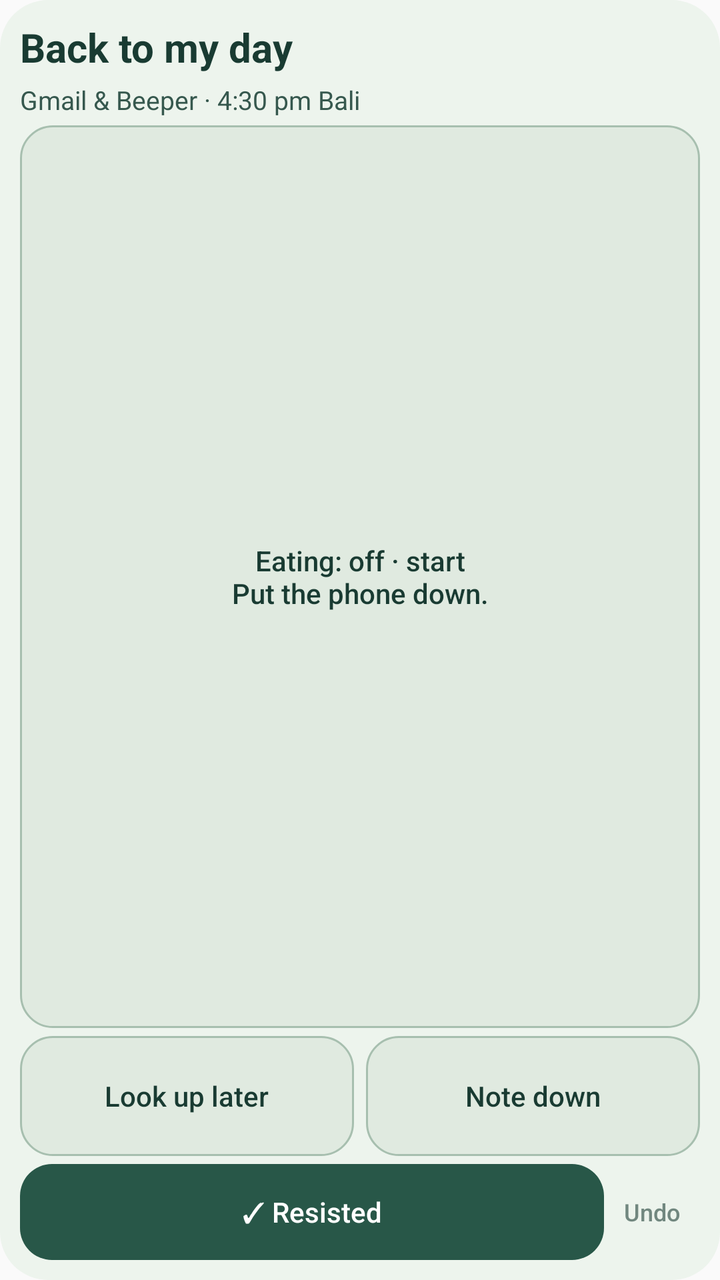
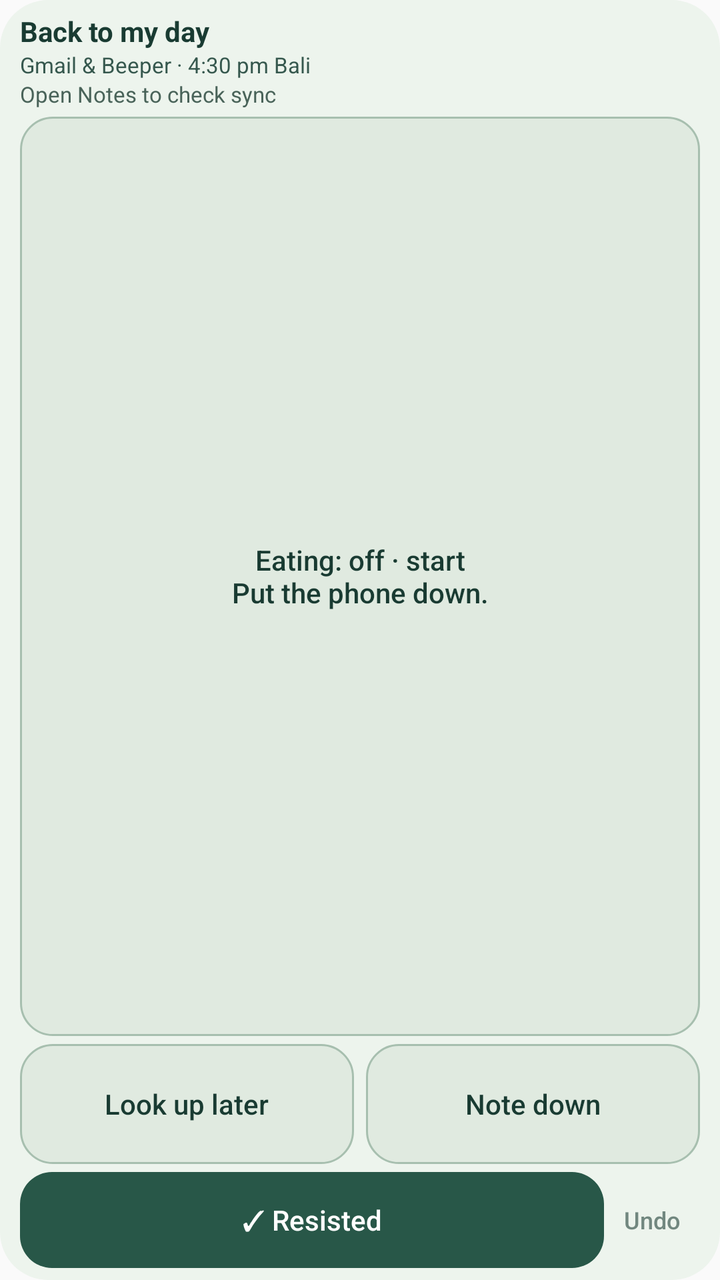

An Android layout rendered at two revisions. The XML below is the earlier revision; the diff shows what the commit changed to produce the second picture.
<!-- AndroidManifest.xml: application theme AppTheme -->
<!-- res/layout/urge_widget.xml -->
<?xml version="1.0" encoding="utf-8"?>
<LinearLayout xmlns:android="http://schemas.android.com/apk/res/android"
    android:layout_width="match_parent"
    android:layout_height="match_parent"
    android:orientation="vertical"
    android:padding="10dp"
    android:background="@drawable/urge_widget_background">

    <TextView
        android:layout_width="match_parent"
        android:layout_height="wrap_content"
        android:text="@string/urge_widget_name"
        android:textSize="20sp"
        android:textStyle="bold"
        android:textColor="#193B32"
        android:fontFamily="sans-serif" />

    <TextView
        android:layout_width="match_parent"
        android:layout_height="wrap_content"
        android:layout_marginTop="4dp"
        android:text="@string/urge_widget_inbox"
        android:textSize="13sp"
        android:textColor="#36584E" />

    
    <Button
        android:id="@+id/urge_eating"
        android:stateListAnimator="@null"
        android:layout_width="match_parent"
        android:layout_height="0dp"
        android:layout_weight="1"
        android:gravity="center"
        android:minHeight="48dp"
        android:paddingHorizontal="4dp"
        android:paddingVertical="4dp"
        android:background="@drawable/urge_widget_eating_off"
        android:textAllCaps="false"
        android:layout_marginTop="4dp"
        android:layout_marginBottom="4dp"
        android:text="@string/urge_widget_eating_off"
        android:textSize="14sp"
        android:textColor="#193B32" />

    <LinearLayout
        android:layout_width="match_parent"
        android:layout_height="wrap_content"
        android:orientation="horizontal"
        android:baselineAligned="false">
    <Button
        android:id="@+id/urge_lookup"
        android:stateListAnimator="@null"
        android:layout_width="0dp"
        android:layout_weight="1"
        android:layout_height="60dp"
        android:minHeight="48dp"
        android:paddingHorizontal="6dp"
        android:paddingVertical="4dp"
        android:background="@drawable/urge_widget_eating_off"
        android:text="@string/urge_widget_lookup"
        android:textAllCaps="false"
        android:textSize="14sp"
        android:textColor="#193B32" />
    <Button
        android:id="@+id/urge_jot"
        android:stateListAnimator="@null"
        android:layout_width="0dp"
        android:layout_weight="1"
        android:layout_height="60dp"
        android:layout_marginStart="6dp"
        android:minHeight="48dp"
        android:paddingHorizontal="6dp"
        android:paddingVertical="4dp"
        android:background="@drawable/urge_widget_eating_off"
        android:text="@string/urge_widget_jot"
        android:textAllCaps="false"
        android:textSize="14sp"
        android:textColor="#193B32" />
    </LinearLayout>

    <LinearLayout
        android:layout_width="match_parent"
        android:layout_height="wrap_content"
        android:layout_marginTop="4dp"
        android:orientation="horizontal"
        android:gravity="center_vertical">
        <Button
            android:id="@+id/urge_resist"
            android:stateListAnimator="@null"
            android:layout_width="0dp"
            android:layout_height="48dp"
            android:layout_weight="1"
            android:minHeight="48dp"
            android:paddingHorizontal="6dp"
            android:paddingVertical="4dp"
            android:background="@drawable/urge_widget_button"
            android:text="@string/urge_widget_resist"
            android:contentDescription="@string/urge_widget_resist_description"
            android:singleLine="true"
            android:ellipsize="end"
            android:textAllCaps="false"
            android:textSize="14sp"
            android:textColor="#FFFFFF" />
        <Button
            android:id="@+id/urge_undo"
            android:stateListAnimator="@null"
            android:layout_width="wrap_content"
            android:layout_height="wrap_content"
            android:minWidth="48dp"
            android:minHeight="48dp"
            android:paddingHorizontal="8dp"
            android:background="@android:color/transparent"
            android:enabled="false"
            android:text="@string/urge_widget_undo"
            android:textAllCaps="false"
            android:textSize="12sp"
            android:textColor="@color/urge_widget_undo" />
    </LinearLayout>
</LinearLayout>
<!-- resources referenced by this layout -->
<resources>
  <!-- drawable urge_widget_background (drawable) -->
  <?xml version="1.0" encoding="utf-8"?>
  <shape xmlns:android="http://schemas.android.com/apk/res/android">
      <solid android:color="#EDF4ED" />
      <corners android:radius="24dp" />
  </shape>
  <!-- drawable urge_widget_button (drawable) -->
  <?xml version="1.0" encoding="utf-8"?>
  <ripple xmlns:android="http://schemas.android.com/apk/res/android"
      android:color="#4DFFFFFF">
      <item>
          <shape>
              <solid android:color="#285748" />
              <corners android:radius="16dp" />
          </shape>
      </item>
  </ripple>
  <!-- drawable urge_widget_eating_off (drawable) -->
  <?xml version="1.0" encoding="utf-8"?>
  <ripple xmlns:android="http://schemas.android.com/apk/res/android" android:color="#334D8068">
      <item>
          <shape>
              <solid android:color="#E0EAE0" />
              <stroke android:width="1dp" android:color="#A7BFAF" />
              <corners android:radius="16dp" />
          </shape>
      </item>
  </ripple>
  <string name="urge_widget_eating_off">Eating: off · start\nPut the phone down.</string>
  <string name="urge_widget_inbox">Gmail &amp; Beeper · 4:30 pm Bali</string>
  <string name="urge_widget_jot">Note down</string>
  <string name="urge_widget_lookup">Look up later</string>
  <string name="urge_widget_name">Back to my day</string>
  <string name="urge_widget_resist">✓ Resisted</string>
  <string name="urge_widget_resist_description">Resisted the urge to check messages</string>
  <string name="urge_widget_undo">Undo</string>
  <style name="AppTheme" parent="Theme.AppCompat.Light.DarkActionBar">
          
          <item name="colorPrimary">@color/colorPrimary</item>
          <item name="colorPrimaryDark">@color/colorPrimaryDark</item>
          <item name="colorAccent">@color/colorAccent</item>
      </style>
</resources>

<!-- the commit's change to res/layout/urge_widget.xml (unified diff, before → after) -->
@@ -3,14 +3,23 @@
     android:layout_width="match_parent"
     android:layout_height="match_parent"
     android:orientation="vertical"
-    android:padding="10dp"
+    android:paddingStart="10dp"
+    android:paddingEnd="10dp"
+    android:paddingTop="6dp"
+    android:paddingBottom="6dp"
     android:background="@drawable/urge_widget_background">
 
+    <LinearLayout
+        android:id="@+id/urge_header"
+        android:layout_width="match_parent"
+        android:layout_height="wrap_content"
+        android:minHeight="48dp"
+        android:orientation="vertical">
     <TextView
         android:layout_width="match_parent"
         android:layout_height="wrap_content"
         android:text="@string/urge_widget_name"
-        android:textSize="20sp"
+        android:textSize="14sp"
         android:textStyle="bold"
         android:textColor="#193B32"
         android:fontFamily="sans-serif" />
@@ -18,10 +27,22 @@
     <TextView
         android:layout_width="match_parent"
         android:layout_height="wrap_content"
-        android:layout_marginTop="4dp"
+        android:layout_marginTop="0dp"
         android:text="@string/urge_widget_inbox"
-        android:textSize="13sp"
+        android:textSize="11sp"
         android:textColor="#36584E" />
+
+    <TextView
+        android:id="@+id/urge_sync"
+        android:layout_width="match_parent"
+        android:layout_height="wrap_content"
+        android:layout_marginTop="0dp"
+        android:maxLines="1"
+        android:ellipsize="end"
+        android:text="Open Notes to check sync"
+        android:textSize="11sp"
+        android:textColor="#496359" />
+    </LinearLayout>
 
     
     <Button
